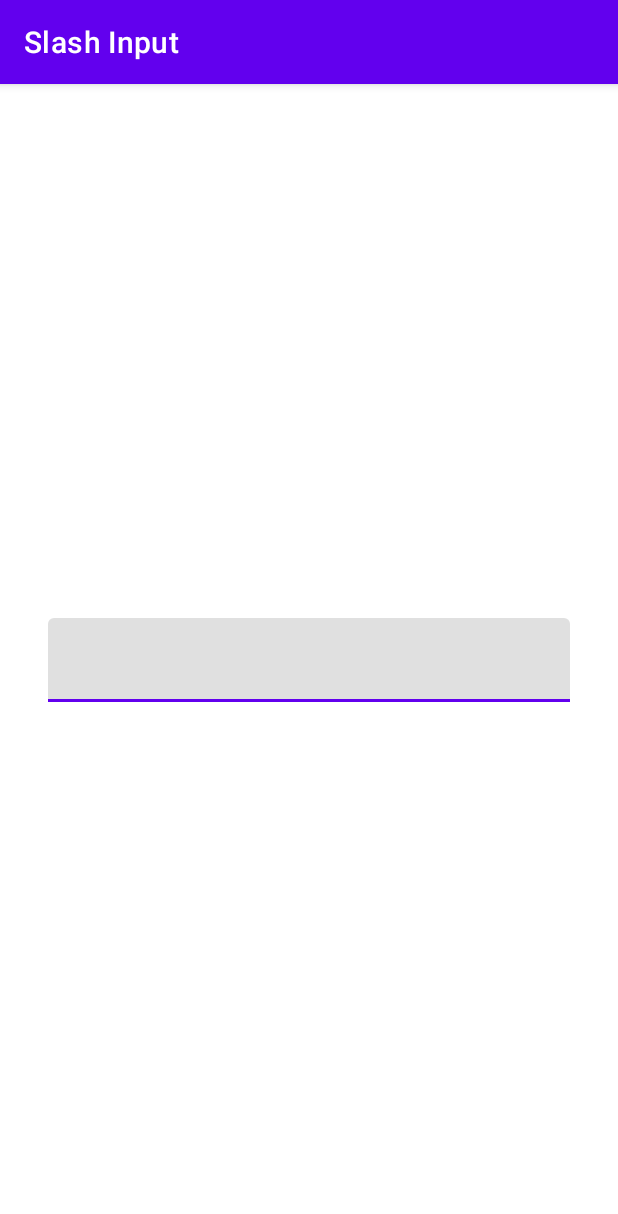
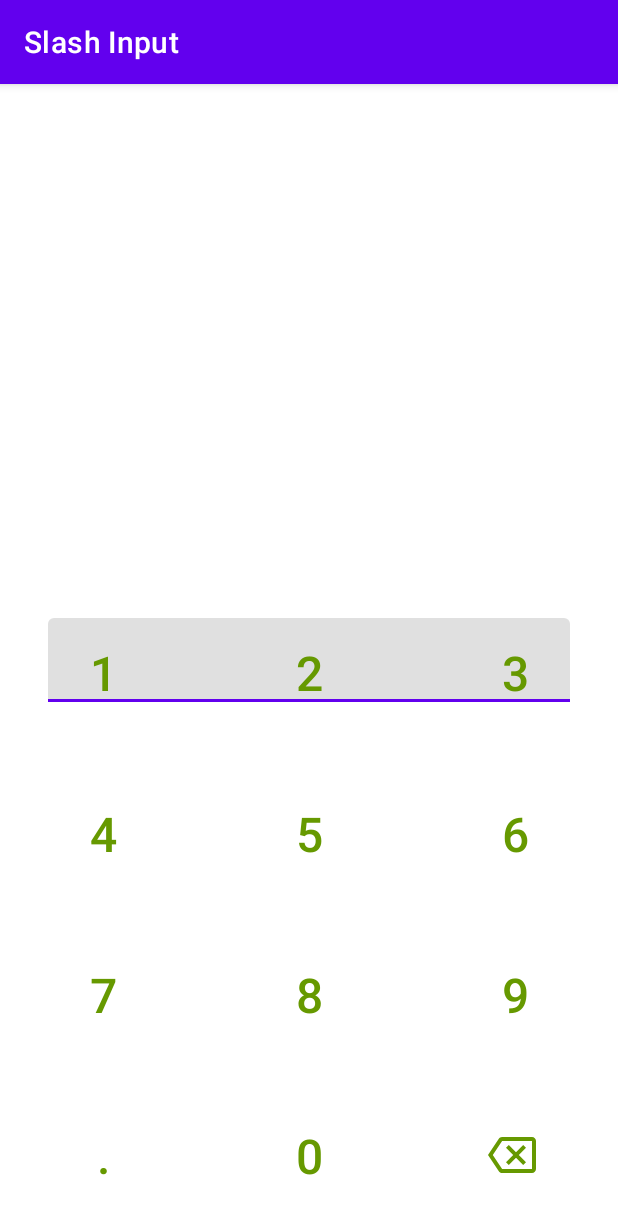
Before and after one commit to Damercy/CustomKeyboard, an Android app: the screen it shows after launch (MainActivity), on a phone screen of 412 x 824 dp. Shown: the top 1214 px of the screen. Run offline under Robolectric (Android 15) with nearby library versions, the phone set to English and light mode, and no system bars.

Commit message:
Keyboard is visible, need to add listeners

```diff
--- a/app/src/main/java/com/dayaonweb/slashinput/MainActivity.kt
+++ b/app/src/main/java/com/dayaonweb/slashinput/MainActivity.kt
@@ -2,10 +2,29 @@ package com.dayaonweb.slashinput
 
 import androidx.appcompat.app.AppCompatActivity
 import android.os.Bundle
+import android.text.InputType
+import android.view.inputmethod.EditorInfo
+import com.google.android.material.textfield.TextInputEditText
 
 class MainActivity : AppCompatActivity() {
+
+    private lateinit var inputEditText: TextInputEditText
+    private lateinit var keyboard: SlashInputKeyboard
+
     override fun onCreate(savedInstanceState: Bundle?) {
         super.onCreate(savedInstanceState)
         setContentView(R.layout.activity_main)
+
+        // hook views
+        inputEditText = findViewById(R.id.etInput)
+        keyboard = findViewById(R.id.keyboard)
+
+        // prevent system keyboard from appearing when EditText is tapped
+        inputEditText.setRawInputType(InputType.TYPE_CLASS_TEXT)
+        inputEditText.setTextIsSelectable(true)
+
+        // pass the InputConnection from the EditText to the keyboard
+        val inputConnection = inputEditText.onCreateInputConnection(EditorInfo())
+        keyboard.setInputConnection(inputConnection)
     }
 }
--- a/app/src/main/java/com/dayaonweb/slashinput/SlashInputKeyboard.kt
+++ b/app/src/main/java/com/dayaonweb/slashinput/SlashInputKeyboard.kt
@@ -8,11 +8,12 @@ import android.view.inputmethod.InputConnection
 import android.widget.LinearLayout
 import com.google.android.material.button.MaterialButton
 
-class SlashInputKeyboard(
+class SlashInputKeyboard @JvmOverloads constructor(
     context: Context,
     attributeSet: AttributeSet? = null,
-    defStyleAttribute: Int = 0
-) : LinearLayout(context, attributeSet, defStyleAttribute), View.OnClickListener {
+    defStyle: Int = 0,
+    defStyleRes: Int = 0
+) : LinearLayout(context, attributeSet, defStyle, defStyleRes), View.OnClickListener {
 
     // The input keys (buttons)
     private lateinit var key0: MaterialButton
@@ -34,14 +35,14 @@ class SlashInputKeyboard(
 
 
     // Communication link to the input edit text
-    private lateinit var inputConnection: InputConnection
+    private var inputConnection: InputConnection? = null
 
     init {
+        LayoutInflater.from(context).inflate(R.layout.keyboard, this, true)
         initializeKeyboard(context)
     }
 
     private fun initializeKeyboard(context: Context) {
-        LayoutInflater.from(context).inflate(R.layout.keyboard, this, true)
         hookKeys()
         setupKeysListener()
         populateKeysIdToStringMap()
@@ -97,7 +98,7 @@ class SlashInputKeyboard(
     }
 
 
-    fun setInputConnection(inputConnection: InputConnection) {
+    fun setInputConnection(inputConnection: InputConnection?) {
         this.inputConnection = inputConnection
     }
 
--- a/app/src/main/res/layout/activity_main.xml
+++ b/app/src/main/res/layout/activity_main.xml
@@ -1,6 +1,5 @@
 <?xml version="1.0" encoding="utf-8"?>
 <RelativeLayout xmlns:android="http://schemas.android.com/apk/res/android"
-    xmlns:app="http://schemas.android.com/apk/res-auto"
     xmlns:tools="http://schemas.android.com/tools"
     android:layout_width="match_parent"
     android:layout_height="match_parent"
@@ -10,8 +9,8 @@
         android:id="@+id/tilParent"
         android:layout_width="match_parent"
         android:layout_height="wrap_content"
+        android:layout_centerInParent="true"
         android:layout_marginHorizontal="32dp"
-        android:layout_centerInParent="true"
         android:text="Hello World!">
 
         <com.google.android.material.textfield.TextInputEditText
@@ -21,4 +20,11 @@
 
     </com.google.android.material.textfield.TextInputLayout>
 
+    <com.dayaonweb.slashinput.SlashInputKeyboard
+        android:id="@+id/keyboard"
+        android:layout_width="match_parent"
+        android:layout_height="wrap_content"
+        android:layout_alignParentBottom="true"
+        android:orientation="vertical" />
+
 </RelativeLayout>
--- a/app/src/main/res/layout/keyboard.xml
+++ b/app/src/main/res/layout/keyboard.xml
@@ -13,10 +13,11 @@
 
             <com.google.android.material.button.MaterialButton
                 android:id="@+id/button_1"
-                style="?android:attr/buttonBarButtonStyle"
                 android:layout_width="0dp"
                 android:layout_height="wrap_content"
                 android:layout_weight="1"
+                style="?attr/buttonBarButtonStyle"
+                app:rippleColor="@android:color/darker_gray"
                 android:insetLeft="0dp"
                 android:insetTop="0dp"
                 android:insetRight="0dp"
@@ -29,9 +30,10 @@
 
             <com.google.android.material.button.MaterialButton
                 android:id="@+id/button_2"
-                style="?android:attr/buttonBarButtonStyle"
                 android:layout_width="0dp"
                 android:layout_height="wrap_content"
+                style="?attr/buttonBarButtonStyle"
+                app:rippleColor="@android:color/darker_gray"
                 android:layout_weight="1"
                 android:insetLeft="0dp"
                 android:insetTop="0dp"
@@ -45,10 +47,11 @@
 
             <com.google.android.material.button.MaterialButton
                 android:id="@+id/button_3"
-                style="?android:attr/buttonBarButtonStyle"
                 android:layout_width="0dp"
                 android:layout_height="wrap_content"
                 android:layout_weight="1"
+                style="?attr/buttonBarButtonStyle"
+                app:rippleColor="@android:color/darker_gray"
                 android:insetLeft="0dp"
                 android:insetTop="0dp"
                 android:insetRight="0dp"
@@ -68,10 +71,11 @@
 
             <com.google.android.material.button.MaterialButton
                 android:id="@+id/button_4"
-                style="?android:attr/buttonBarButtonStyle"
                 android:layout_width="0dp"
                 android:layout_height="wrap_content"
                 android:layout_weight="1"
+                style="?attr/buttonBarButtonStyle"
+                app:rippleColor="@android:color/darker_gray"
                 android:insetLeft="0dp"
                 android:insetTop="0dp"
                 android:insetRight="0dp"
@@ -84,10 +88,11 @@
 
             <com.google.android.material.button.MaterialButton
                 android:id="@+id/button_5"
-                style="?android:attr/buttonBarButtonStyle"
                 android:layout_width="0dp"
                 android:layout_height="wrap_content"
                 android:layout_weight="1"
+                style="?attr/buttonBarButtonStyle"
+                app:rippleColor="@android:color/darker_gray"
                 android:insetLeft="0dp"
                 android:insetTop="0dp"
                 android:insetRight="0dp"
@@ -100,10 +105,11 @@
 
             <com.google.android.material.button.MaterialButton
                 android:id="@+id/button_6"
-                style="?android:attr/buttonBarButtonStyle"
                 android:layout_width="0dp"
                 android:layout_height="wrap_content"
                 android:layout_weight="1"
+                style="?attr/buttonBarButtonStyle"
+                app:rippleColor="@android:color/darker_gray"
                 android:insetLeft="0dp"
                 android:insetTop="0dp"
                 android:insetRight="0dp"
@@ -123,10 +129,11 @@
 
             <com.google.android.material.button.MaterialButton
                 android:id="@+id/button_7"
-                style="?android:attr/buttonBarButtonStyle"
                 android:layout_width="0dp"
                 android:layout_height="wrap_content"
                 android:layout_weight="1"
+                style="?attr/buttonBarButtonStyle"
+                app:rippleColor="@android:color/darker_gray"
                 android:insetLeft="0dp"
                 android:insetTop="0dp"
                 android:insetRight="0dp"
@@ -139,10 +146,11 @@
 
             <com.google.android.material.button.MaterialButton
                 android:id="@+id/button_8"
-                style="?android:attr/buttonBarButtonStyle"
                 android:layout_width="0dp"
                 android:layout_height="wrap_content"
                 android:layout_weight="1"
+                style="?attr/buttonBarButtonStyle"
+                app:rippleColor="@android:color/darker_gray"
                 android:insetLeft="0dp"
                 android:insetTop="0dp"
                 android:insetRight="0dp"
@@ -155,10 +163,12 @@
 
             <com.google.android.material.button.MaterialButton
                 android:id="@+id/button_9"
-                style="?android:attr/buttonBarButtonStyle"
+
                 android:layout_width="0dp"
                 android:layout_height="wrap_content"
                 android:layout_weight="1"
+                style="?attr/buttonBarButtonStyle"
+                app:rippleColor="@android:color/darker_gray"
                 android:insetLeft="0dp"
                 android:insetTop="0dp"
                 android:insetRight="0dp"
@@ -178,10 +188,12 @@
 
             <com.google.android.material.button.MaterialButton
                 android:id="@+id/button_dot"
-                style="?android:attr/buttonBarButtonStyle"
+
                 android:layout_width="0dp"
                 android:layout_height="wrap_content"
                 android:layout_weight="1"
+                style="?attr/buttonBarButtonStyle"
+                app:rippleColor="@android:color/darker_gray"
                 android:insetLeft="0dp"
                 android:insetTop="0dp"
                 android:insetRight="0dp"
@@ -194,10 +206,12 @@
 
             <com.google.android.material.button.MaterialButton
                 android:id="@+id/button_0"
-                style="?android:attr/buttonBarButtonStyle"
+
                 android:layout_width="0dp"
                 android:layout_height="wrap_content"
                 android:layout_weight="1"
+                style="?attr/buttonBarButtonStyle"
+                app:rippleColor="@android:color/darker_gray"
                 android:insetLeft="0dp"
                 android:insetTop="0dp"
                 android:insetRight="0dp"
@@ -210,10 +224,11 @@
 
             <com.google.android.material.button.MaterialButton
                 android:id="@+id/button_clear"
-                style="?android:attr/buttonBarButtonStyle"
                 android:layout_width="0dp"
                 android:layout_height="wrap_content"
                 android:layout_weight="1"
+                style="?attr/buttonBarButtonStyle"
+                app:rippleColor="@android:color/darker_gray"
                 android:insetLeft="0dp"
                 android:insetTop="0dp"
                 android:insetRight="0dp"
```
